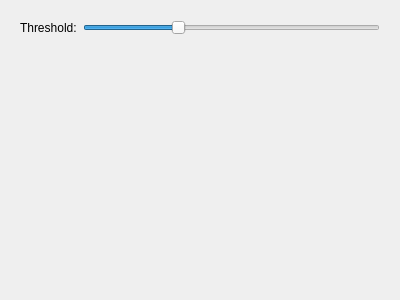
This is Modules/moduletrackingsettings.ui in mcharmas/TouchTracer as Qt 5 draws it before an edit. The edited form follows.
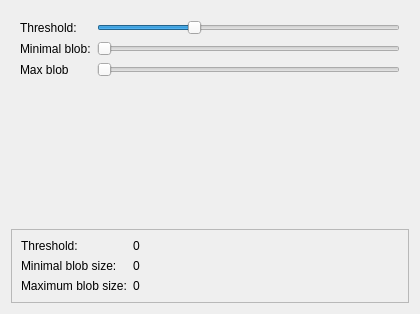
This is the edited form.

Commit message: +added Touch class (middle and area methods) +added minimum and maximum blob size +added informations to settings widget

What changed in the file:
```diff
--- a/Modules/moduletrackingsettings.ui
+++ b/Modules/moduletrackingsettings.ui
@@ -6,8 +6,8 @@
    <rect>
     <x>0</x>
     <y>0</y>
-    <width>400</width>
-    <height>300</height>
+    <width>420</width>
+    <height>314</height>
    </rect>
   </property>
   <property name="windowTitle">
@@ -16,15 +16,15 @@
   <layout class="QVBoxLayout" name="verticalLayout">
    <item>
     <widget class="QWidget" name="widget" native="true">
-     <layout class="QHBoxLayout" name="horizontalLayout">
-      <item>
+     <layout class="QFormLayout" name="formLayout_2">
+      <item row="0" column="0">
        <widget class="QLabel" name="label">
         <property name="text">
          <string>Threshold:</string>
         </property>
        </widget>
       </item>
-      <item>
+      <item row="0" column="1">
        <widget class="QSlider" name="thresSilder">
         <property name="maximum">
          <number>255</number>
@@ -37,6 +37,46 @@
         </property>
        </widget>
       </item>
+      <item row="1" column="0">
+       <widget class="QLabel" name="label_2">
+        <property name="text">
+         <string>Minimal blob:</string>
+        </property>
+       </widget>
+      </item>
+      <item row="1" column="1">
+       <widget class="QSlider" name="minBlobSizeSlider">
+        <property name="maximum">
+         <number>500</number>
+        </property>
+        <property name="singleStep">
+         <number>10</number>
+        </property>
+        <property name="orientation">
+         <enum>Qt::Horizontal</enum>
+        </property>
+       </widget>
+      </item>
+      <item row="2" column="0">
+       <widget class="QLabel" name="label_3">
+        <property name="text">
+         <string>Max blob</string>
+        </property>
+       </widget>
+      </item>
+      <item row="2" column="1">
+       <widget class="QSlider" name="maxBlobSizeSlider">
+        <property name="maximum">
+         <number>500</number>
+        </property>
+        <property name="singleStep">
+         <number>10</number>
+        </property>
+        <property name="orientation">
+         <enum>Qt::Horizontal</enum>
+        </property>
+       </widget>
+      </item>
      </layout>
     </widget>
    </item>
@@ -48,11 +88,65 @@
      <property name="sizeHint" stdset="0">
       <size>
        <width>20</width>
-       <height>254</height>
+       <height>40</height>
       </size>
      </property>
     </spacer>
    </item>
+   <item>
+    <widget class="QFrame" name="frame">
+     <property name="frameShape">
+      <enum>QFrame::StyledPanel</enum>
+     </property>
+     <property name="frameShadow">
+      <enum>QFrame::Raised</enum>
+     </property>
+     <layout class="QFormLayout" name="formLayout">
+      <item row="0" column="0">
+       <widget class="QLabel" name="label_4">
+        <property name="text">
+         <string>Threshold:</string>
+        </property>
+       </widget>
+      </item>
+      <item row="0" column="1">
+       <widget class="QLabel" name="thresInfo">
+        <property name="text">
+         <string>0</string>
+        </property>
+       </widget>
+      </item>
+      <item row="1" column="0">
+       <widget class="QLabel" name="label_5">
+        <property name="text">
+         <string>Minimal blob size:</string>
+        </property>
+       </widget>
+      </item>
+      <item row="1" column="1">
+       <widget class="QLabel" name="minBlobInfo">
+        <property name="text">
+         <string>0</string>
+        </property>
+       </widget>
+      </item>
+      <item row="2" column="0">
+       <widget class="QLabel" name="label_6">
+        <property name="text">
+         <string>Maximum blob size:</string>
+        </property>
+       </widget>
+      </item>
+      <item row="2" column="1">
+       <widget class="QLabel" name="maxBlobInfo">
+        <property name="text">
+         <string>0</string>
+        </property>
+       </widget>
+      </item>
+     </layout>
+    </widget>
+   </item>
   </layout>
  </widget>
  <resources/>
```
The commit also changes 8 other files.
